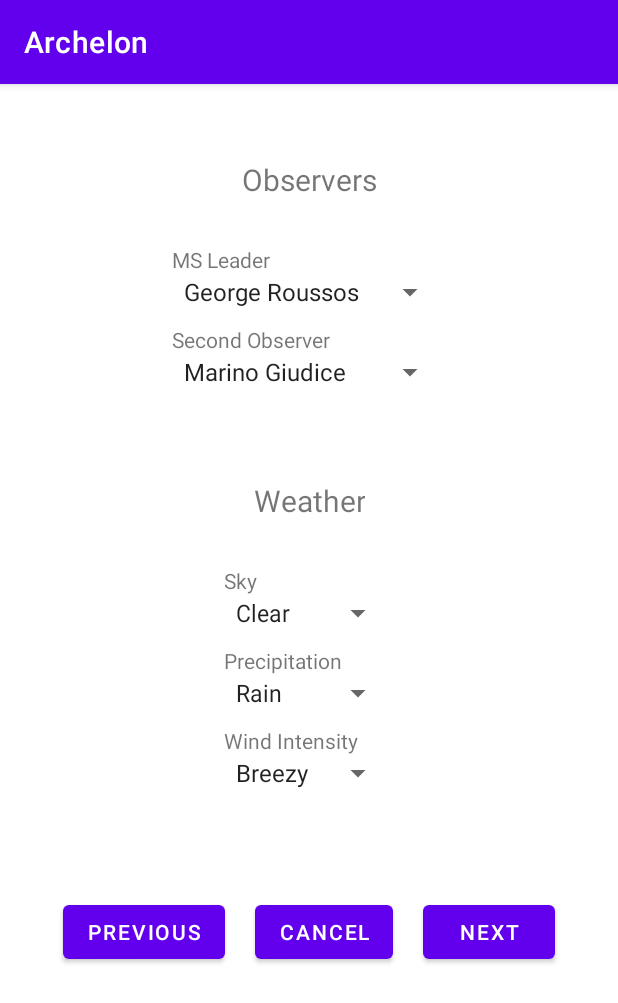
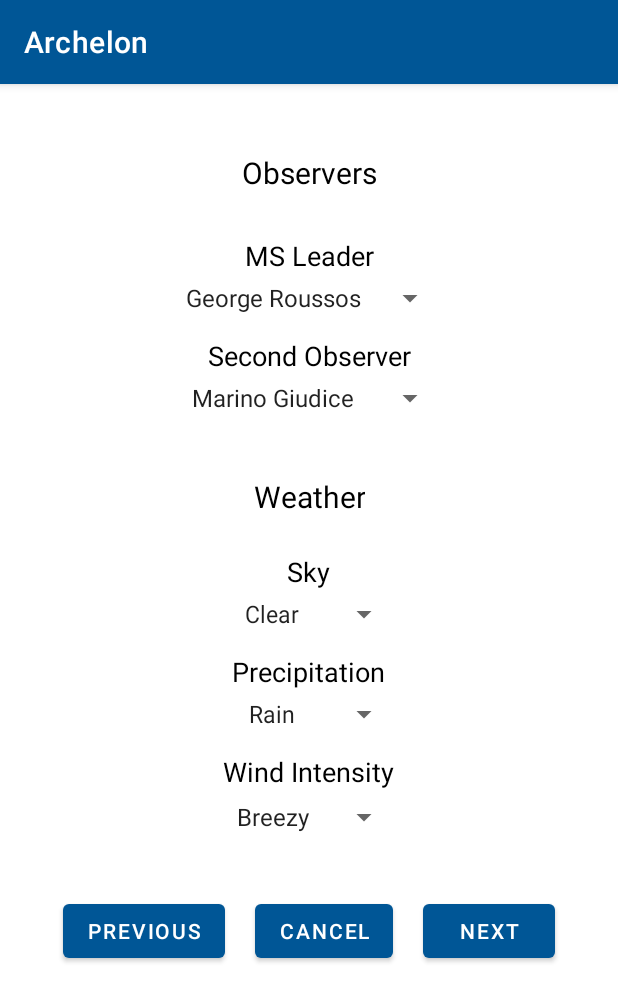
Before and after one commit to marinogiudice/Archelon-Survey, an Android app: the fragment MorningSurveyFragment1 placed in its activity, after a tap on "START NEW SURVEY", on a phone screen of 412 x 824 dp. Shown: the top 1003 px of the screen. Run offline under Robolectric (Android 15) with nearby library versions, the phone set to English and light mode, and no system bars; our stand-ins replace Room's generated code, data binding.

Commit message:
UI Improvements
UI Stile modified:
- Primary and secondary colors for theme and text
- spinner mode set to dialog
-text size for Fragment's Titles
  and  fragment fields labels modified

```diff
--- a/app/src/main/java/com/android/archelon/utils/PopulatesDb.kt
+++ b/app/src/main/java/com/android/archelon/utils/PopulatesDb.kt
@@ -8,7 +8,7 @@ import kotlinx.coroutines.Dispatchers.IO
 
 class PopulatesDb(private var dao: ArchelonDao) {
 
-    private var beaches :List<String> = listOf("campolongo1","campolongo2","campolongo3")
+    private var beaches :List<String> = listOf("Mavrovouni","Selinitsa","Vathi","Valtaki")
     private var sectors :List<String> = listOf("North","South","East","West")
     private var precipitation: List<String> = listOf("Rain","Hail","Snow")
     private var sky:List<String> = listOf("Clear","Sunny","Cloudy")
--- a/app/src/main/res/layout/fragment_main.xml
+++ b/app/src/main/res/layout/fragment_main.xml
@@ -25,6 +25,7 @@
                 android:layout_height="wrap_content"
                 android:layout_weight="1"
                 android:text="@string/main_frag_title"
+                android:textColor="@android:color/primary_text_light"
                 android:textSize="@dimen/main_frag_title_text" />
         </LinearLayout>
 
--- a/app/src/main/res/layout/fragment_morning_survey2.xml
+++ b/app/src/main/res/layout/fragment_morning_survey2.xml
@@ -16,16 +16,17 @@
             android:layout_width="wrap_content"
             android:layout_height="wrap_content"
             android:layout_gravity="center_horizontal"
-            android:layout_margin="30sp">
+            android:layout_margin="25sp">
 
             <TextView
 
-                android:layout_width="match_parent"
+                android:layout_width="0dp"
                 android:layout_height="wrap_content"
                 android:layout_marginTop="20sp"
                 android:layout_weight="1"
                 android:text="@string/morning_survey_2_obs_title"
                 android:textAlignment="center"
+                android:textColor="@android:color/primary_text_light"
                 android:textSize="@dimen/morning_survey_title_text" />
         </LinearLayout>
 
@@ -39,25 +40,41 @@
                 android:id="@+id/leaders_text_view"
                 android:layout_width="match_parent"
                 android:layout_height="wrap_content"
-                android:text="@string/obs_leader_hint" />
+                android:layout_margin="2sp"
+                android:padding="2sp"
+                android:text="@string/obs_leader_hint"
+                android:textAlignment="center"
+                android:textColor="@android:color/primary_text_light"
+                android:textSize="@dimen/fragment_labels_text" />
 
             <Spinner
                 android:id="@+id/leaders_spinner"
                 android:layout_width="match_parent"
                 android:layout_height="wrap_content"
-                android:layout_marginBottom="10sp" />
+                android:layout_marginBottom="10sp"
+                android:layoutMode="opticalBounds"
+                android:spinnerMode="dialog"
+                android:textAlignment="center" />
 
             <TextView
                 android:id="@+id/observer_text_view"
                 android:layout_width="match_parent"
                 android:layout_height="wrap_content"
-                android:text="@string/second_obs_hint" />
+                android:layout_margin="2sp"
+                android:padding="2sp"
+                android:text="@string/second_obs_hint"
+                android:textAlignment="center"
+                android:textColor="@android:color/primary_text_light"
+                android:textSize="@dimen/fragment_labels_text" />
 
             <Spinner
                 android:id="@+id/observers_spinner"
                 android:layout_width="match_parent"
                 android:layout_height="wrap_content"
-                android:layout_marginBottom="10sp" />
+                android:layout_marginBottom="10sp"
+                android:layoutMode="opticalBounds"
+                android:spinnerMode="dialog"
+                android:textAlignment="center" />
         </LinearLayout>
 
         <LinearLayout
@@ -65,16 +82,17 @@
             android:layout_width="wrap_content"
             android:layout_height="wrap_content"
             android:layout_gravity="center_horizontal"
-            android:layout_margin="30sp">
+            android:layout_margin="20sp">
 
             <TextView
                 android:id="@+id/morning_survey_2_weather_text"
-                android:layout_width="match_parent"
+                android:layout_width="0dp"
                 android:layout_height="wrap_content"
-                android:layout_marginTop="20sp"
+                android:layout_marginTop="10sp"
                 android:layout_weight="1"
                 android:text="@string/morning_survey_2_weather"
                 android:textAlignment="center"
+                android:textColor="@android:color/primary_text_light"
                 android:textSize="@dimen/morning_survey_title_text" />
         </LinearLayout>
 
@@ -88,44 +106,69 @@
                 android:id="@+id/sky_text_view"
                 android:layout_width="match_parent"
                 android:layout_height="wrap_content"
-                android:text="@string/weather_sky_hint" />
+                android:layout_margin="2sp"
+                android:padding="2sp"
+                android:text="@string/weather_sky_hint"
+                android:textAlignment="center"
+                android:textColor="@android:color/primary_text_light"
+                android:textSize="@dimen/fragment_labels_text" />
 
             <Spinner
                 android:id="@+id/sky_spinner"
                 android:layout_width="match_parent"
                 android:layout_height="wrap_content"
-                android:layout_marginBottom="10sp" />
+                android:layout_marginBottom="10sp"
+                android:dropDownWidth="match_parent"
+                android:layoutMode="opticalBounds"
+                android:spinnerMode="dialog"
+                android:textAlignment="center" />
 
             <TextView
                 android:id="@+id/precipitation_text_view"
                 android:layout_width="match_parent"
                 android:layout_height="wrap_content"
-                android:text="@string/weather_precipitation_hint" />
+                android:layout_margin="2sp"
+                android:padding="2sp"
+                android:text="@string/weather_precipitation_hint"
+                android:textAlignment="center"
+                android:textColor="@android:color/primary_text_light"
+                android:textSize="@dimen/fragment_labels_text" />
 
             <Spinner
                 android:id="@+id/precipitation_spinner"
                 android:layout_width="match_parent"
                 android:layout_height="wrap_content"
-                android:layout_marginBottom="10sp" />
+                android:layout_marginBottom="10sp"
+                android:layoutMode="opticalBounds"
+                android:spinnerMode="dialog"
+                android:textAlignment="center" />
 
             <TextView
                 android:id="@+id/wind_text_view"
                 android:layout_width="match_parent"
                 android:layout_height="wrap_content"
-                android:text="@string/weather_wind_intensity_hint" />
+                android:layout_margin="2sp"
+                android:padding="2sp"
+                android:text="@string/weather_wind_intensity_hint"
+                android:textAlignment="center"
+                android:textColor="@android:color/primary_text_light"
+                android:textSize="@dimen/fragment_labels_text" />
 
             <Spinner
                 android:id="@+id/wind_spinner"
                 android:layout_width="match_parent"
                 android:layout_height="wrap_content"
-                android:layout_marginBottom="10sp" />
+                android:layout_marginTop="2sp"
+                android:layoutMode="opticalBounds"
+                android:spinnerMode="dialog"
+                android:textAlignment="center" />
         </LinearLayout>
 
         <LinearLayout
             android:layout_width="wrap_content"
             android:layout_height="wrap_content"
             android:layout_gravity="center_horizontal"
-            android:layout_marginTop="50sp"
+            android:layout_marginTop="30sp"
             android:orientation="horizontal">
 
             <Button
--- a/app/src/main/res/layout/fragment_morning_survey3.xml
+++ b/app/src/main/res/layout/fragment_morning_survey3.xml
@@ -24,6 +24,7 @@
                 android:layout_weight="1"
                 android:text="@string/end_survey_top"
                 android:textAlignment="center"
+                android:textColor="@android:color/primary_text_light"
                 android:textSize="@dimen/morning_survey_title_text" />
         </LinearLayout>
 
--- a/app/src/main/res/values/colors.xml
+++ b/app/src/main/res/values/colors.xml
@@ -1,6 +1,6 @@
 <?xml version="1.0" encoding="utf-8"?>
 <resources>
-    <color name="colorPrimary">#6200EE</color>
-    <color name="colorPrimaryDark">#3700B3</color>
+    <color name="colorPrimary">#005696</color>
+    <color name="colorPrimaryDark">#000000</color>
     <color name="colorAccent">#03DAC5</color>
 </resources>
--- a/app/src/main/res/values/dimens.xml
+++ b/app/src/main/res/values/dimens.xml
@@ -5,4 +5,5 @@
     <dimen name="morning_survey_title_text">20sp</dimen>
     <dimen name="main_frag_title_text">20sp</dimen>
     <dimen name="beach_view">15sp</dimen>
+    <dimen name="fragment_labels_text">18sp</dimen>
 </resources>
--- a/app/src/main/res/values/strings.xml
+++ b/app/src/main/res/values/strings.xml
@@ -5,7 +5,8 @@
     <string name="login_button">Login</string>
     <string name="email_hint">Email</string>
     <string name="password_hint">Password</string>
-    <string name="under_logo">Τhe Sea Turtle Protection Society of Greece</string>
+    <string name="under_logo">Archelon</string>
+    <string name="under_logo2">Τhe Sea Turtle Protection Society of Greece</string>
     <string name="new_survey_btn">Start New Survey</string>
     <string name="nest_check_btn">Nest Check</string>
     <string name="emergency_relocation_btn">Emergency Relocation</string>
```
Also changed, not shown: app/src/main/res/layout/fragment_login.xml (+11 -1 lines), app/src/main/res/layout/fragment_morning_survey1.xml (+27 -7 lines).
